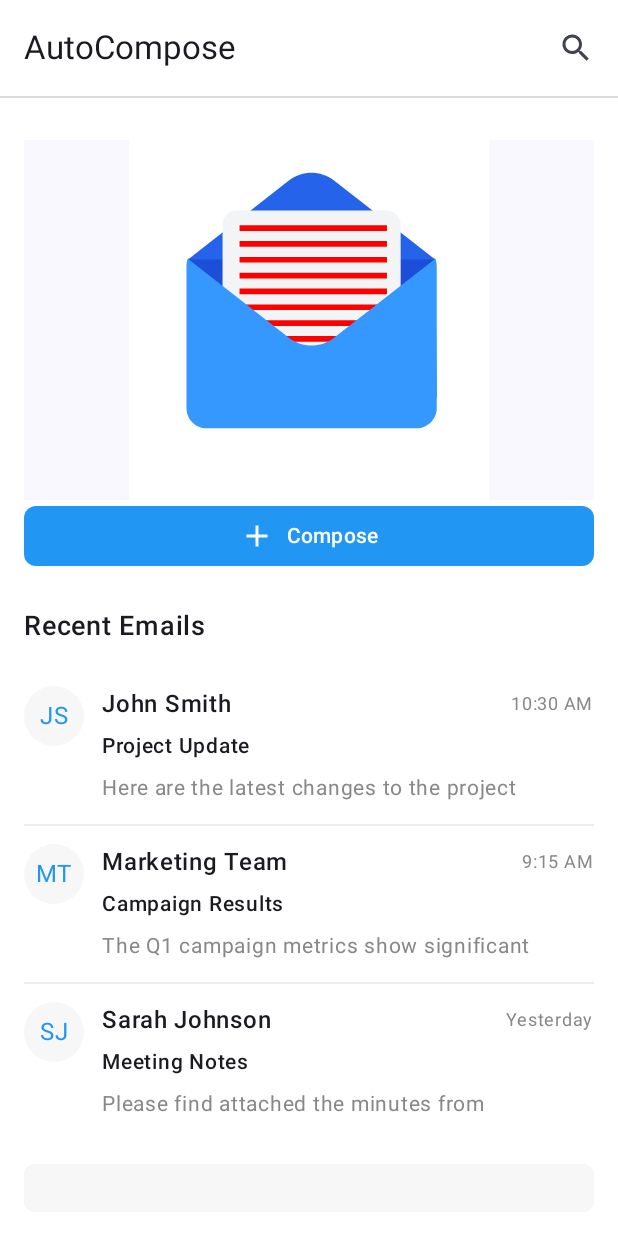
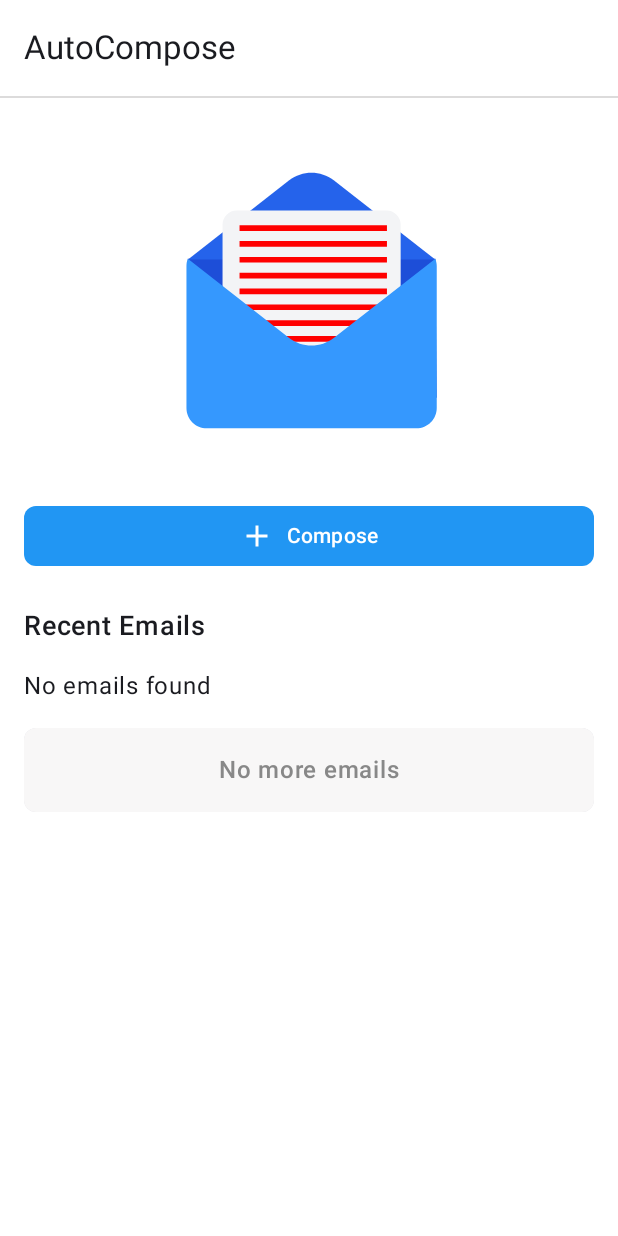
Before and after one commit to anuragkanojiya1/AutoCompose, an Android app built with Jetpack Compose: the screen it shows after launch (MainActivity), on a phone screen of 412 x 824 dp. Run offline under Robolectric (Android 15) with nearby library versions, the phone set to English and light mode, and no system bars; our stand-ins replace Room's generated code.

Commit message:
Updated HomeScreen and some other files

```diff
--- a/app/src/main/java/com/example/autocompose/ui/composables/HomeScreen.kt
+++ b/app/src/main/java/com/example/autocompose/ui/composables/HomeScreen.kt
@@ -37,7 +37,9 @@ import androidx.compose.material3.TopAppBarDefaults
 import androidx.compose.runtime.Composable
 import androidx.compose.runtime.collectAsState
 import androidx.compose.runtime.getValue
+import androidx.compose.runtime.mutableStateOf
 import androidx.compose.runtime.remember
+import androidx.compose.runtime.setValue
 import androidx.compose.ui.Alignment
 import androidx.compose.ui.Modifier
 import androidx.compose.ui.draw.clip
@@ -72,6 +74,9 @@ fun HomeScreen(
     val primaryBlue = Color(0xFF2196F3)
 
     val frequentEmails by frequentEmailViewModel.frequentEmails.collectAsState()
+    val maxInitialEmails = 3
+    val maxEmailsIncrement = 3
+    val (displayCount, setDisplayCount) = remember { mutableStateOf(maxInitialEmails) }
 
     val context = LocalContext.current
 
@@ -88,16 +93,16 @@ fun HomeScreen(
             Column {
                 TopAppBar(
                     title = { Text("AutoCompose") },
-                    actions = {
-                        IconButton(onClick = {
-
-                        }) {
-                            Icon(
-                                imageVector = Icons.Default.Search,
-                                contentDescription = "Search"
-                            )
-                        }
-                    },
+//                    actions = {
+//                        IconButton(onClick = {
+//
+//                        }) {
+//                            Icon(
+//                                imageVector = Icons.Default.Search,
+//                                contentDescription = "Search"
+//                            )
+//                        }
+//                    },
                     colors = TopAppBarDefaults.topAppBarColors(
                         containerColor = Color.White
                     )
@@ -109,6 +114,7 @@ fun HomeScreen(
                 )
             }
         },
+        modifier = Modifier.background(color = Color.White)
     ) { innerPadding ->
         Column(
             modifier = Modifier
@@ -125,7 +131,10 @@ fun HomeScreen(
                     .background(color = Color.White),
                 color = MaterialTheme.colorScheme.background
             ) {
-                Box {
+                Box(modifier = Modifier
+                    .fillMaxWidth()
+                    .background(color = Color.White)
+                ) {
                     Animation(
                         modifier = Modifier
                         .size(240.dp, 240.dp)
@@ -172,7 +181,7 @@ fun HomeScreen(
             // Email Items - Show frequent emails from database
             if (frequentEmails.isNotEmpty()) {
                 Log.d("HomeScreen", "Displaying ${frequentEmails.size} frequent emails in UI")
-                frequentEmails.take(3).forEach { email ->
+                frequentEmails.take(displayCount).forEach { email ->
                     // Extract first letters from subject words to create initials
                     val words = email.subject.split(" ")
                     val initials = if (words.size >= 2) {
@@ -201,39 +210,42 @@ fun HomeScreen(
             } else {
                 // Fallback to static data if no frequent emails
                 Log.d("HomeScreen", "No frequent emails found, showing static data")
-                EmailItem(
-                    initials = "JS",
-                    name = "John Smith",
-                    subject = "Project Update",
-                    preview = "Here are the latest changes to the project",
-                    time = "10:30 AM",
-                    backgroundColor = Color(0xFFF8F7F7),
-                    onClick = {}
-                )
 
-                Divider(thickness = 1.dp, color = Color(0xFFEEEEEE))
+                Text(text = "No emails found")
 
-                EmailItem(
-                    initials = "MT",
-                    name = "Marketing Team",
-                    subject = "Campaign Results",
-                    preview = "The Q1 campaign metrics show significant",
-                    time = "9:15 AM",
-                    backgroundColor = Color(0xFFF8F7F7),
-                    onClick = {}
-                )
-
-                Divider(thickness = 1.dp, color = Color(0xFFEEEEEE))
-
-                EmailItem(
-                    initials = "SJ",
-                    name = "Sarah Johnson",
-                    subject = "Meeting Notes",
-                    preview = "Please find attached the minutes from",
-                    time = "Yesterday",
-                    backgroundColor = Color(0xFFF8F7F7),
-                    onClick = {}
-                )
+//                EmailItem(
+//                    initials = "JS",
+//                    name = "John Smith",
+//                    subject = "Project Update",
+//                    preview = "Here are the latest changes to the project",
+//                    time = "10:30 AM",
+//                    backgroundColor = Color(0xFFF8F7F7),
+//                    onClick = {}
+//                )
+//
+//                Divider(thickness = 1.dp, color = Color(0xFFEEEEEE))
+//
+//                EmailItem(
+//                    initials = "MT",
+//                    name = "Marketing Team",
+//                    subject = "Campaign Results",
+//                    preview = "The Q1 campaign metrics show significant",
+//                    time = "9:15 AM",
+//                    backgroundColor = Color(0xFFF8F7F7),
+//                    onClick = {}
+//                )
+//
+//                Divider(thickness = 1.dp, color = Color(0xFFEEEEEE))
+//
+//                EmailItem(
+//                    initials = "SJ",
+//                    name = "Sarah Johnson",
+//                    subject = "Meeting Notes",
+//                    preview = "Please find attached the minutes from",
+//                    time = "Yesterday",
+//                    backgroundColor = Color(0xFFF8F7F7),
+//                    onClick = {}
+//                )
             }
 
             Spacer(modifier = Modifier.height(16.dp))
@@ -241,7 +253,10 @@ fun HomeScreen(
             // Show More Button
             Card(
                 modifier = Modifier.fillMaxWidth(),
-                shape = RoundedCornerShape(8.dp)
+                shape = RoundedCornerShape(8.dp),
+                onClick = {
+                    setDisplayCount(displayCount + maxEmailsIncrement)
+                }
             ) {
                 Box(
                     modifier = Modifier
@@ -251,8 +266,8 @@ fun HomeScreen(
                     contentAlignment = Alignment.Center
                 ) {
                     Text(
-                        text = "Show More ➤",
-                        color = primaryBlue,
+                        text = if (displayCount >= frequentEmails.size) "No more emails" else "Show More ➤",
+                        color = if (displayCount >= frequentEmails.size) Color.Gray else primaryBlue,
                         fontWeight = FontWeight.Medium
                     )
                 }
--- a/app/src/main/java/com/example/autocompose/ui/composables/SettingScreen.kt
+++ /dev/null
@@ -1,8 +0,0 @@
-package com.example.autocompose.ui.composables
-
-import androidx.compose.runtime.Composable
-
-@Composable
-fun SettingScreen() {
-
-}
--- a/app/src/main/java/com/example/autocompose/ui/navigation/NavGraph.kt
+++ b/app/src/main/java/com/example/autocompose/ui/navigation/NavGraph.kt
@@ -16,7 +16,6 @@ import androidx.navigation.navArgument
 import com.example.autocompose.ui.composables.AgentScreen
 import com.example.autocompose.ui.composables.DraftAgentScreen
 import com.example.autocompose.ui.composables.HomeScreen
-import com.example.autocompose.ui.composables.SettingScreen
 import com.example.autocompose.ui.viewmodel.AutoComposeViewmodel
 import com.example.autocompose.ui.viewmodel.FrequentEmailViewModel
 
@@ -58,7 +57,6 @@ fun NavGraph(navController: NavController,
         composable(
             route = Screen.SettingsScreen.route
         ){
-            SettingScreen()
         }
 
     }
```
